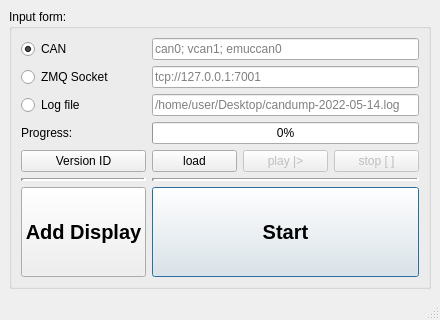
Old version of the form mainwindow.ui in the repository anatoltrush/RadarVisual.
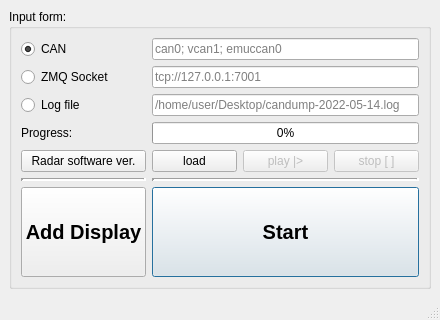
New version of the form. Icons and pictures are not drawn.

```diff
--- a/mainwindow.ui
+++ b/mainwindow.ui
@@ -228,7 +228,7 @@
          <item row="4" column="0">
           <widget class="QPushButton" name="pBVersionID">
            <property name="text">
-            <string>Version ID</string>
+            <string>Radar software ver.</string>
            </property>
           </widget>
          </item>
```
Left out of the diff: 4 changed lines with no effect on the pictures.
